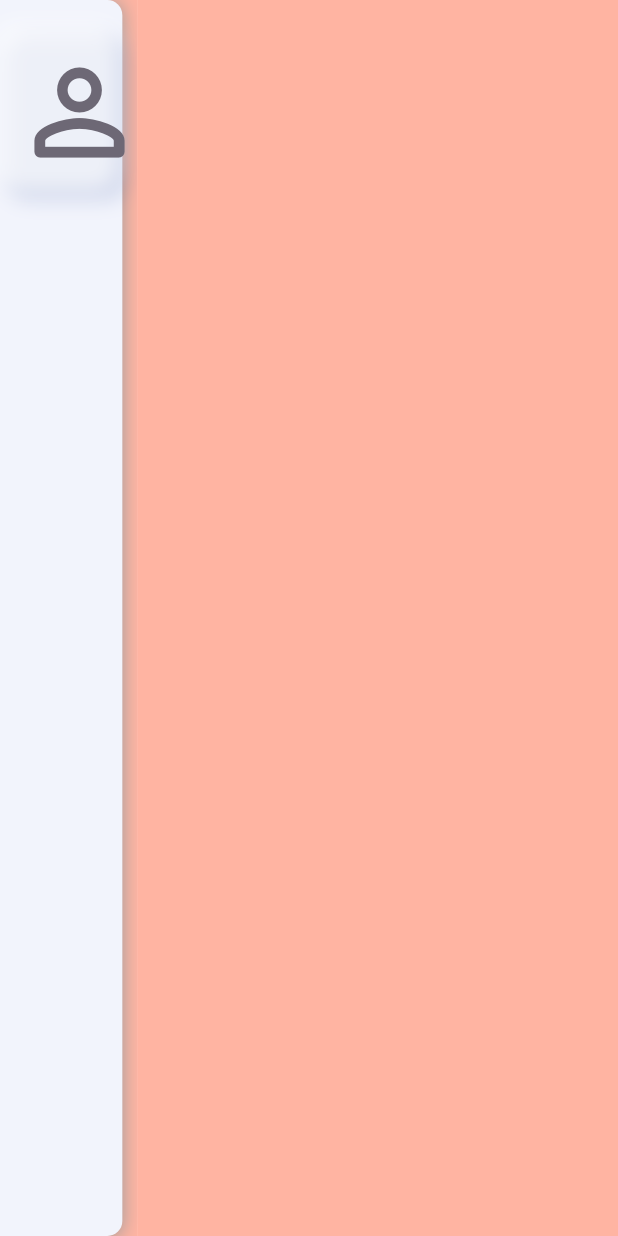
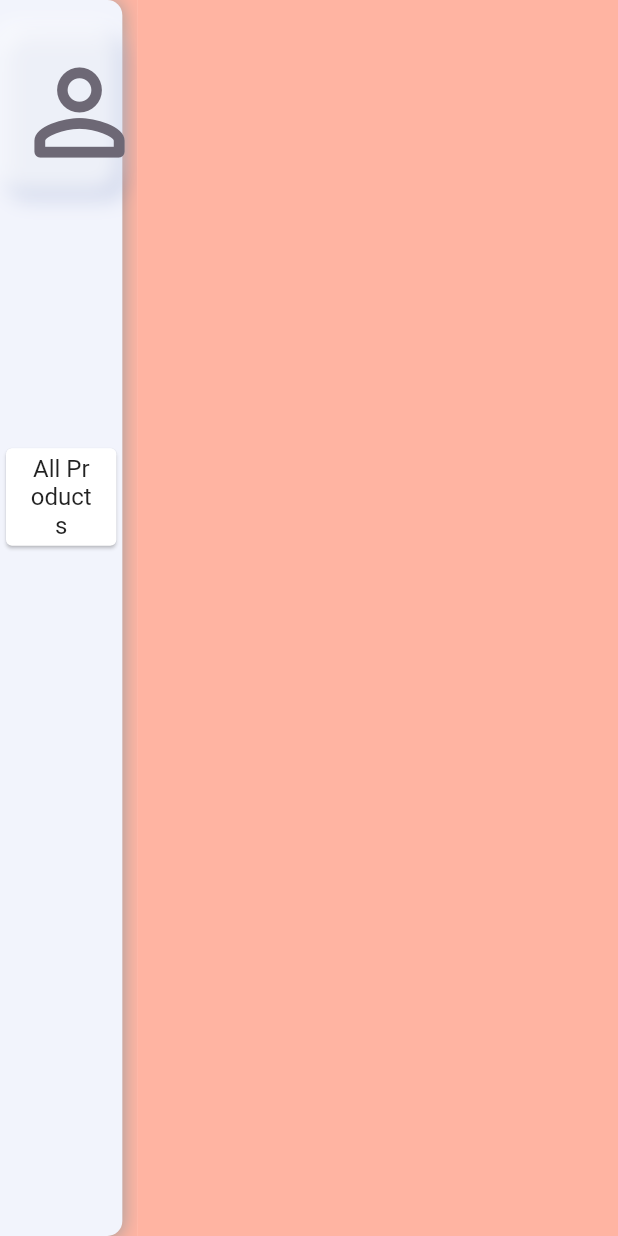
Before and after one commit to Maqcel/ZAI_WEB, a Flutter app: the HomeScreen screen opened directly, on a phone screen of 412 x 824 dp. Run offline on Flutter 3.47's test engine with Material 2 defaults, Android fonts, the light colour scheme and no system bars; our stand-ins replace bloc, dartz, flutter_bloc, freezed_annotation, get_it, injectable and 1 more; accounts and stored records are empty; network calls fail.

Commit message:
categories on side menu

```diff
--- /dev/null
+++ b/lib/cubits/category_cubit/category_cubit.dart
@@ -0,0 +1,19 @@
+import 'package:bloc/bloc.dart';
+import 'package:freezed_annotation/freezed_annotation.dart';
+import 'package:zai/models/category_model/category.dart';
+import 'package:zai/repositories/category_repository.dart';
+
+part 'category_state.dart';
+part 'category_cubit.freezed.dart';
+
+class CategoryCubit extends Cubit<CategoryState> {
+  final CategoryRepository categoryRepository;
+  CategoryCubit({
+    required this.categoryRepository,
+  }) : super(CategoryState.init());
+
+  void fetchCategories() async {
+    await categoryRepository.getAllCategories();
+    emit(state.copyWith(categories: categoryRepository.getCurrentCategories));
+  }
+}
--- /dev/null
+++ b/lib/cubits/category_cubit/category_state.dart
@@ -0,0 +1,14 @@
+part of 'category_cubit.dart';
+
+@freezed
+abstract class CategoryState with _$CategoryState {
+  const factory CategoryState({
+    required List<Category> categories,
+  }) = _CategoryState;
+
+  const CategoryState._();
+
+  factory CategoryState.init() => CategoryState(
+        categories: [],
+      );
+}
--- a/lib/screens/home_screen/components/products/grid_view_item.dart
+++ b/lib/screens/home_screen/components/products/grid_view_item.dart
@@ -49,7 +49,7 @@ class GridViewItem extends StatelessWidget {
                     height: double.infinity,
                     child: FadeInImage.memoryNetwork(
                       placeholder: kTransparentImage,
-                      image: Constants.beforeChangeToUrl,
+                      image: product.image,
                       fit: BoxFit.cover,
                     ),
                   ),
--- a/lib/screens/home_screen/components/side_menu.dart
+++ b/lib/screens/home_screen/components/side_menu.dart
@@ -1,13 +1,33 @@
 import 'package:flutter/material.dart';
+import 'package:flutter_bloc/flutter_bloc.dart';
+import 'package:zai/config/injection/injection.dart';
+import 'package:zai/cubits/category_cubit/category_cubit.dart';
 import 'package:zai/cubits/products_cubit/products_cubit.dart';
 
 import '../../../values/constants.dart';
 import 'profile/profile_button.dart';
 
-class SideMenu extends StatelessWidget {
+class SideMenu extends StatefulWidget {
   final ProductsCubit cubit;
 
   const SideMenu({required this.cubit});
+
+  @override
+  _SideMenuState createState() => _SideMenuState();
+}
+
+class _SideMenuState extends State<SideMenu> {
+  late final CategoryCubit categoryCubit;
+  int selectedIndex = -1;
+
+  @override
+  void initState() {
+    categoryCubit = CategoryCubit(
+      categoryRepository: getIt.get(),
+    )..fetchCategories();
+    super.initState();
+  }
+
   @override
   Widget build(BuildContext context) {
     return Scaffold(
@@ -35,14 +55,63 @@ class SideMenu extends StatelessWidget {
                 ),
               ],
             ),
-            child: SafeArea(
-              child: Column(
-                children: [
-                  ProfileButton(
-                    cubit: cubit,
+            child: BlocBuilder<CategoryCubit, CategoryState>(
+              bloc: categoryCubit,
+              builder: (context, state) {
+                return SafeArea(
+                  child: Column(
+                    children: [
+                      ProfileButton(
+                        cubit: widget.cubit,
+                      ),
+                      SizedBox(
+                          height: MediaQuery.of(context).size.height * 0.2),
+                      Expanded(
+                        flex: 1,
+                        child: ListView.builder(
+                          itemCount: state.categories.length + 1,
+                          itemBuilder: (context, index) {
+                            if (index >= state.categories.length) {
+                              return Card(
+                                color: selectedIndex == index
+                                    ? Constants.usedPrimaryColor
+                                    : Colors.white,
+                                child: ListTile(
+                                  title: Text(
+                                    'All Products',
+                                    textAlign: TextAlign.center,
+                                  ),
+                                  onTap: () {
+                                    setState(() {
+                                      selectedIndex = index;
+                                    });
+                                  },
+                                ),
+                              );
+                            }
+                            return Card(
+                              color: selectedIndex == index
+                                  ? Constants.usedPrimaryColor
+                                  : Colors.white,
+                              child: ListTile(
+                                title: Text(
+                                  state.categories[index].name,
+                                  textAlign: TextAlign.center,
+                                ),
+                                onTap: () {
+                                  setState(() {
+                                    selectedIndex = index;
+                                  });
+                                },
+                              ),
+                            );
+                          },
+                        ),
+                      ),
+                    ],
                   ),
-                ],
-              ),
+                );
+              },
             ),
           ),
         ),
--- a/lib/values/constants.dart
+++ b/lib/values/constants.dart
@@ -101,9 +101,6 @@ class Constants {
   static const double usedSelectedProductViewSizedBoxWidth = 50.0;
   static const double usedSelectedProductViewPadding = 16.0;
 
-  static const String beforeChangeToUrl =
-      'https://m.media-amazon.com/images/M/MV5BMmEzNTkxYjQtZTc0MC00YTVjLTg5ZTEtZWMwOWVlYzY0NWIwXkEyXkFqcGdeQXVyNzkwMjQ5NzM@._V1_FMjpg_UX1000_.jpg';
-
   static const String usedAdminPicture =
       'https://thumbs.dreamstime.com/b/ikona-logowania-administratora-na-notebooku-—-wektor-giełdowy-166205404.jpg';
   static const String usedUserPicture =
```
Also changed, not shown: lib/cubits/products_cubit/products_cubit.dart (+8 -5 lines), lib/repositories/category_repository.dart (added, +45 -0 lines), lib/repositories/products_repository.dart (+31 -0 lines), lib/screens/home_screen/components/products/selected_product.dart (+5 -2 lines), lib/config/injection/injection.config.dart, lib/cubits/category_cubit/category_cubit.freezed.dart (added), lib/cubits/products_cubit/products_cubit.freezed.dart.
